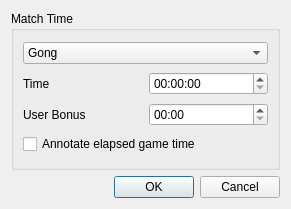
The window that src/dialogs/matchparameterdlg.ui (madnight/chessx) describes before a commit, drawn with Qt 5.
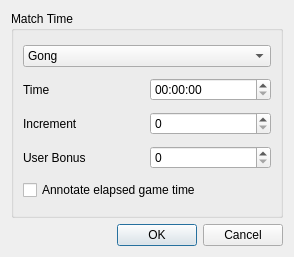
The same window after the commit.

Patch:
```diff
--- a/src/dialogs/matchparameterdlg.ui
+++ b/src/dialogs/matchparameterdlg.ui
@@ -6,8 +6,8 @@
    <rect>
     <x>0</x>
     <y>0</y>
-    <width>291</width>
-    <height>209</height>
+    <width>294</width>
+    <height>257</height>
    </rect>
   </property>
   <property name="windowTitle">
@@ -55,6 +55,23 @@
         </item>
        </layout>
       </item>
+      <item>
+       <layout class="QHBoxLayout" name="horizontalLayout_3">
+        <item>
+         <widget class="QLabel" name="labelInc">
+          <property name="text">
+           <string>Increment</string>
+          </property>
+          <property name="buddy">
+           <cstring>timeInc</cstring>
+          </property>
+         </widget>
+        </item>
+        <item>
+         <widget class="QSpinBox" name="timeInc"/>
+        </item>
+       </layout>
+      </item>
       <item>
        <layout class="QHBoxLayout" name="horizontalLayout_2">
         <item>
@@ -68,11 +85,7 @@
          </widget>
         </item>
         <item>
-         <widget class="QTimeEdit" name="timeBonus">
-          <property name="displayFormat">
-           <string>mm:ss</string>
-          </property>
-         </widget>
+         <widget class="QSpinBox" name="timeBonus"/>
         </item>
        </layout>
       </item>
```
Left out of the diff: 2 changed lines with no effect on the pictures.
